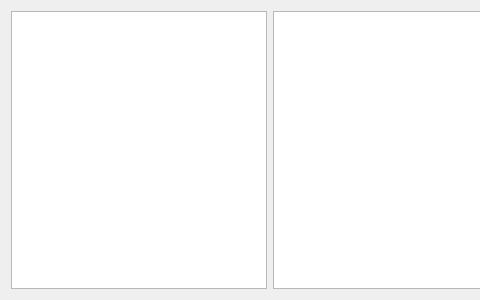
Before: the Qt Designer form view/results/topaccuraciesview.ui in Joensw/RCAIT, drawn with Qt 5; both pictures show x 0 to 480 and y 0 to 300 of the 963 by 300 pixel window.
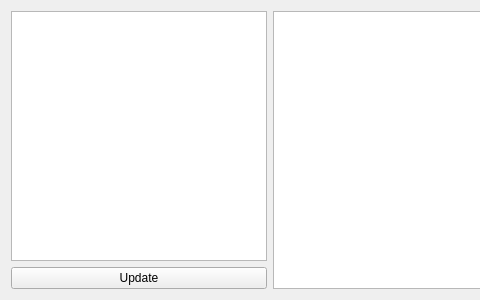
After: the same form once the commit is applied. Custom widgets are drawn as their Qt base class.

Diff of the .ui file:
```diff
--- a/view/results/topaccuraciesview.ui
+++ b/view/results/topaccuraciesview.ui
@@ -39,6 +39,16 @@
      </attribute>
     </widget>
    </item>
+   <item row="1" column="0">
+    <widget class="QPushButton" name="pushButton_updateGraphics">
+     <property name="text">
+      <string>Update</string>
+     </property>
+    </widget>
+   </item>
+   <item row="0" column="1" rowspan="2">
+    <widget class="Canvas" name="graphicsView_topAccuracies"/>
+   </item>
   </layout>
  </widget>
  <customwidgets>
```
Left out of the diff: 3 changed lines with no effect on the pictures.
